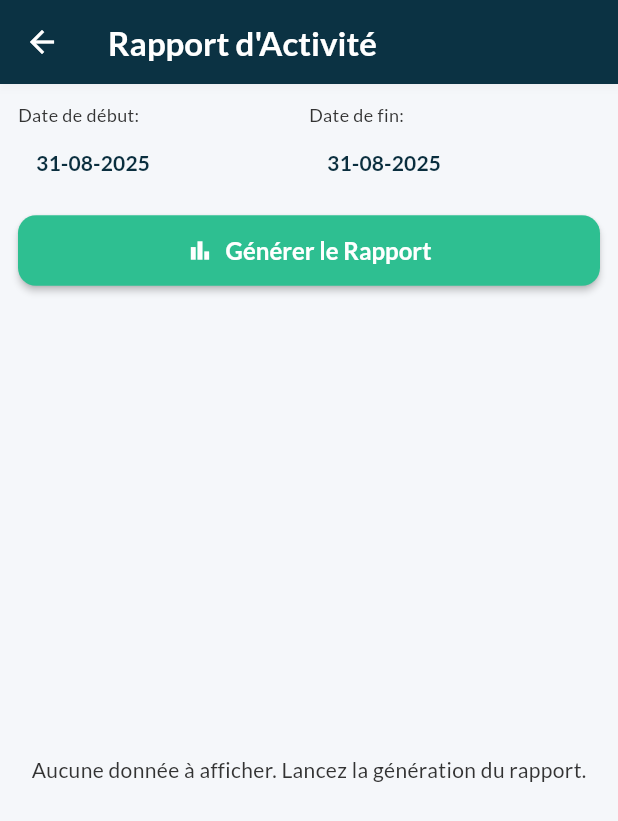
After one commit to airm5500/prestige_app, a Flutter app: the RapportActiviteScreen screen opened directly, on a phone screen of 412 x 824 dp. The commit adds this screen. Shown: the top 821 px of the screen. Run offline on Flutter 3.47's test engine with Material 3 defaults, Android fonts, the phone set to English and light mode, and no system bars; our stand-ins replace csv, fl_chart, fluttertoast, google_fonts, pdf, printing and 2 more; accounts and stored records are empty; network calls fail.

Commit message:
rapport activité

```diff
--- /dev/null
+++ b/lib/models/achat_recap_model.dart
@@ -0,0 +1,24 @@
+// lib/models/achat_recap_model.dart
+
+class AchatRecap {
+  final double montantHT;
+  final String libelleGroupeGrossiste;
+  final double montantTTC;
+  final double montantTVA;
+
+  AchatRecap({
+    required this.montantHT,
+    required this.libelleGroupeGrossiste,
+    required this.montantTTC,
+    required this.montantTVA,
+  });
+
+  factory AchatRecap.fromJson(Map<String, dynamic> json) {
+    return AchatRecap(
+      montantHT: (json['montantHT'] as num?)?.toDouble() ?? 0.0,
+      libelleGroupeGrossiste: json['libelleGroupeGrossiste'] as String? ?? 'N/A',
+      montantTTC: (json['montantTTC'] as num?)?.toDouble() ?? 0.0,
+      montantTVA: (json['montantTVA'] as num?)?.toDouble() ?? 0.0,
+    );
+  }
+}
--- /dev/null
+++ b/lib/models/credit_recap_model.dart
@@ -0,0 +1,48 @@
+// lib/models/credit_recap_model.dart
+
+class CreditRecap {
+  final String typeTiersPayant;
+  final String tiersPayant;
+  final int nbreClients;
+  final int nbreBons;
+  final double montant;
+
+  CreditRecap({
+    required this.typeTiersPayant,
+    required this.tiersPayant,
+    required this.nbreClients,
+    required this.nbreBons,
+    required this.montant,
+  });
+
+  factory CreditRecap.fromJson(Map<String, dynamic> json) {
+    return CreditRecap(
+      typeTiersPayant: json['libelleTypeTiersPayant'] as String? ?? 'N/A',
+      tiersPayant: json['libelleTiersPayant'] as String? ?? 'N/A',
+      nbreClients: (json['nbreClient'] as num?)?.toInt() ?? 0,
+      nbreBons: (json['nbreBons'] as num?)?.toInt() ?? 0,
+      montant: (json['montant'] as num?)?.toDouble() ?? 0.0,
+    );
+  }
+}
+
+class CreditTotalsRecap {
+  final int totalClients;
+  final int totalBons;
+  final double totalMontant;
+
+  CreditTotalsRecap({
+    required this.totalClients,
+    required this.totalBons,
+    required this.totalMontant,
+  });
+
+  // CORRECTION: Le modèle est ajusté pour un objet simple, pas une liste
+  factory CreditTotalsRecap.fromJson(Map<String, dynamic> json) {
+    return CreditTotalsRecap(
+      totalClients: (json['nbreClient'] as num?)?.toInt() ?? 0,
+      totalBons: (json['nbreBons'] as num?)?.toInt() ?? 0,
+      totalMontant: (json['montant'] as num?)?.toDouble() ?? 0.0,
+    );
+  }
+}
--- /dev/null
+++ b/lib/models/dashboard_recap_model.dart
@@ -0,0 +1,51 @@
+// lib/models/dashboard_recap_model.dart
+
+import 'achat_recap_model.dart';
+import 'reglement_type_recap_model.dart';
+
+class DashboardRecap {
+  final double montantTtc;
+  final double montantHt;
+  final double marge;
+  final double montantCredit;
+  final double montantRegle;
+  final double montantTVA;
+  final double ratio;
+  final List<AchatRecap> achats;
+  final List<ReglementTypeRecap> reglements;
+  final List<dynamic> mvtsCaisse; // Gardé générique pour le moment
+
+  DashboardRecap({
+    required this.montantTtc,
+    required this.montantHt,
+    required this.marge,
+    required this.montantCredit,
+    required this.montantRegle,
+    required this.montantTVA,
+    required this.ratio,
+    required this.achats,
+    required this.reglements,
+    required this.mvtsCaisse,
+  });
+
+  factory DashboardRecap.fromJson(Map<String, dynamic> json) {
+    return DashboardRecap(
+      montantTtc: (json['montantTTC'] as num?)?.toDouble() ?? 0.0,
+      montantHt: (json['montantHT'] as num?)?.toDouble() ?? 0.0,
+      marge: (json['marge'] as num?)?.toDouble() ?? 0.0,
+      montantCredit: (json['montantCredit'] as num?)?.toDouble() ?? 0.0,
+      montantRegle: (json['montantRegle'] as num?)?.toDouble() ?? 0.0,
+      montantTVA: (json['montantTotalTVA'] as num?)?.toDouble() ?? 0.0,
+      ratio: (json['ratio'] as num?)?.toDouble() ?? 0.0,
+      achats: (json['achats'] as List<dynamic>?)
+          ?.map((item) => AchatRecap.fromJson(item))
+          .toList() ??
+          [],
+      reglements: (json['reglements'] as List<dynamic>?)
+          ?.map((item) => ReglementTypeRecap.fromJson(item))
+          .toList() ??
+          [],
+      mvtsCaisse: json['mvtsCaisse'] as List<dynamic>? ?? [],
+    );
+  }
+}
--- /dev/null
+++ b/lib/models/reglement_recap_model.dart
@@ -0,0 +1,24 @@
+// lib/models/reglement_recap_model.dart
+
+class ReglementRecap {
+  final String type;
+  final String description;
+  final String reference;
+  final double montant;
+
+  ReglementRecap({
+    required this.type,
+    required this.description,
+    required this.reference,
+    required this.montant,
+  });
+
+  factory ReglementRecap.fromJson(Map<String, dynamic> json) {
+    return ReglementRecap(
+      type: json['type'] as String? ?? 'N/A',
+      description: json['description'] as String? ?? 'N/A',
+      reference: json['reference'] as String? ?? '',
+      montant: (json['montant'] as num?)?.toDouble() ?? 0.0,
+    );
+  }
+}
--- /dev/null
+++ b/lib/models/reglement_type_recap_model.dart
@@ -0,0 +1,18 @@
+// lib/models/reglement_type_recap_model.dart
+
+class ReglementTypeRecap {
+  final String libelle;
+  final double montant;
+
+  ReglementTypeRecap({
+    required this.libelle,
+    required this.montant,
+  });
+
+  factory ReglementTypeRecap.fromJson(Map<String, dynamic> json) {
+    return ReglementTypeRecap(
+      libelle: json['libelle'] as String? ?? 'N/A',
+      montant: (json['montant'] as num?)?.toDouble() ?? 0.0,
+    );
+  }
+}
--- /dev/null
+++ b/lib/screens/rapport_activite_screen.dart
@@ -0,0 +1,273 @@
+// lib/screens/rapport_activite_screen.dart
+
+import 'package:flutter/material.dart';
+import 'package:intl/intl.dart';
+import 'package:prestige_app/models/achat_recap_model.dart';
+import 'package:prestige_app/models/credit_recap_model.dart';
+import 'package:prestige_app/models/dashboard_recap_model.dart';
+import 'package:prestige_app/models/reglement_recap_model.dart';
+import 'package:prestige_app/models/reglement_type_recap_model.dart';
+import '../utils/constants.dart';
+import '../utils/date_formatter.dart';
+import '../ui_helpers/base_screen_logic.dart';
+
+class RapportActiviteScreen extends StatefulWidget {
+  const RapportActiviteScreen({super.key});
+
+  @override
+  State<RapportActiviteScreen> createState() => _RapportActiviteScreenState();
+}
+
+class _RapportActiviteScreenState extends State<RapportActiviteScreen> with BaseScreenLogic<RapportActiviteScreen> {
+  DateTime _startDate = DateFormatter.getDefaultStartDate();
+  DateTime _endDate = DateFormatter.getDefaultEndDate();
+
+  DashboardRecap? _dashboardData;
+  List<CreditRecap> _credits = [];
+  CreditTotalsRecap? _creditTotals;
+  List<ReglementRecap> _reglements = [];
+
+  Future<void> _loadRapport() async {
+    // MODIFICATION: Activation manuelle du loader
+    setState(() {
+      isLoading = true;
+      _dashboardData = null;
+      _credits = [];
+      _creditTotals = null;
+      _reglements = [];
+      errorMessage = null;
+    });
+
+    try {
+      final queryParams = {
+        'dtStart': DateFormatter.toApiFormat(_startDate),
+        'dtEnd': DateFormatter.toApiFormat(_endDate),
+      };
+
+      final results = await Future.wait([
+        apiGet(AppConstants.dashboardRecapEndpoint, queryParams: queryParams),
+        apiGet(AppConstants.creditsRecapEndpoint, queryParams: queryParams),
+        apiGet(AppConstants.creditTotalsRecapEndpoint, queryParams: queryParams),
+        apiGet(AppConstants.reglementsRecapEndpoint, queryParams: queryParams),
+      ]);
+
+      if (mounted) {
+        setState(() {
+          if (results[0] is Map && results[0]['data'] is Map) {
+            _dashboardData = DashboardRecap.fromJson(results[0]['data']);
+          }
+          if (results[1] is Map && results[1]['data'] is List) {
+            _credits = (results[1]['data'] as List).map((item) => CreditRecap.fromJson(item)).toList();
+          }
+          if (results[2] is Map) {
+            _creditTotals = CreditTotalsRecap.fromJson(results[2] as Map<String, dynamic>);
+          }
+          if (results[3] is Map && results[3]['data'] is List) {
+            _reglements = (results[3]['data'] as List).map((item) => ReglementRecap.fromJson(item)).toList();
+          }
+        });
+      }
+    } catch (e) {
+      if(mounted) {
+        setState(() {
+          errorMessage = e.toString().replaceFirst("Exception: ", "");
+        });
+      }
+    } finally {
+      if(mounted) {
+        setState(() => isLoading = false);
+      }
+    }
+  }
+
+  @override
+  Widget build(BuildContext context) {
+    return Scaffold(
+      appBar: AppBar(title: const Text("Rapport d'Activité")),
+      body: Column(
+        children: [
+          Padding(
+            padding: const EdgeInsets.all(12.0),
+            child: Column(
+              children: [
+                _buildDatePicker(context),
+                const SizedBox(height: 10),
+                ElevatedButton.icon(
+                  icon: const Icon(Icons.bar_chart),
+                  label: const Text('Générer le Rapport'),
+                  onPressed: isLoading ? null : _loadRapport,
+                  style: ElevatedButton.styleFrom(minimumSize: const Size.fromHeight(45)),
+                ),
+              ],
+            ),
+          ),
+          if (isLoading)
+            const Expanded(child: Center(child: CircularProgressIndicator()))
+          else if (errorMessage != null)
+            Expanded(child: Center(child: Text(errorMessage!, style: const TextStyle(color: Colors.red))))
+          else if (_dashboardData == null && _credits.isEmpty && _reglements.isEmpty)
+              const Expanded(child: Center(child: Text('Aucune donnée à afficher. Lancez la génération du rapport.')))
+            else
+              Expanded(
+                child: SingleChildScrollView(
+                  padding: const EdgeInsets.symmetric(horizontal: 12.0),
+                  child: Column(
+                    children: [
+                      if (_dashboardData != null) _buildDashboardSection(_dashboardData!),
+                      if (_credits.isNotEmpty) _buildCreditsSection(_credits, _creditTotals),
+                      if (_reglements.isNotEmpty) _buildReglementsSection(_reglements),
+                    ],
+                  ),
+                ),
+              ),
+        ],
+      ),
+    );
+  }
+
+  Widget _buildDashboardSection(DashboardRecap data) {
+    final currencyFormat = NumberFormat.currency(locale: 'fr_FR', symbol: 'FCFA', decimalDigits: 0);
+    return _buildSectionCard(
+      title: "Vue d'ensemble de la journée",
+      child: Column(
+        crossAxisAlignment: CrossAxisAlignment.start,
+        children: [
+          _buildDetailRow("Montant Total TTC:", currencyFormat.format(data.montantTtc)),
+          _buildDetailRow("Montant Total HT:", currencyFormat.format(data.montantHt)),
+          _buildDetailRow("Montant Total TVA:", currencyFormat.format(data.montantTVA)),
+          _buildDetailRow("Marge brute:", currencyFormat.format(data.marge)),
+          _buildDetailRow("Ratio:", data.ratio.toStringAsFixed(2)),
+          _buildDetailRow("Montant Crédit:", currencyFormat.format(data.montantCredit)),
+          _buildDetailRow("Montant Réglé:", currencyFormat.format(data.montantRegle)),
+
+          const Divider(),
+          const Text("Détail des Règlements", style: TextStyle(fontWeight: FontWeight.bold)),
+          ...data.reglements.map((r) => _buildDetailRow("${r.libelle}:", currencyFormat.format(r.montant))).toList(),
+
+          const Divider(),
+          const Text("Achats du jour", style: TextStyle(fontWeight: FontWeight.bold)),
+          ...data.achats.map((a) => _buildDetailRow("${a.libelleGroupeGrossiste}:", currencyFormat.format(a.montantTTC))).toList(),
+
+          const Divider(),
+          const Text("Mouvements de caisse", style: TextStyle(fontWeight: FontWeight.bold)),
+          ...data.mvtsCaisse.map((mvt) => _buildDetailRow("${mvt['libelle']}:", currencyFormat.format(mvt['montant']))).toList(),
+
+        ],
+      ),
+    );
+  }
+
+  Widget _buildCreditsSection(List<CreditRecap> credits, CreditTotalsRecap? totals) {
+    final currencyFormat = NumberFormat.currency(locale: 'fr_FR', symbol: 'FCFA', decimalDigits: 0);
+    return _buildSectionCard(
+      title: "Crédits Accordés",
+      child: Column(
+        children: [
+          ...credits.map((c) => _buildDetailRow('${c.tiersPayant}:', currencyFormat.format(c.montant))).toList(),
+          if (totals != null) ...[
+            const Divider(),
+            _buildDetailRow("Nombre total de clients:", totals.totalClients.toString()),
+            _buildDetailRow("Nombre total de bons:", totals.totalBons.toString()),
+            _buildDetailRow("Montant total des crédits:", currencyFormat.format(totals.totalMontant), isBold: true),
+          ]
+        ],
+      ),
+    );
+  }
+
+  Widget _buildReglementsSection(List<ReglementRecap> reglements) {
+    final currencyFormat = NumberFormat.currency(locale: 'fr_FR', symbol: 'FCFA', decimalDigits: 0);
+    return _buildSectionCard(
+      title: "Détail des Règlements Reçus",
+      child: Column(
+        children: reglements
+            .map((r) => _buildDetailRow('${r.description} (${r.reference}):', currencyFormat.format(r.montant)))
+            .toList(),
+      ),
+    );
+  }
+
+  Widget _buildSectionCard({required String title, required Widget child}) {
+    return Card(
+      margin: const EdgeInsets.only(bottom: 16),
+      child: Padding(
+        padding: const EdgeInsets.all(12.0),
+        child: Column(
+          crossAxisAlignment: CrossAxisAlignment.start,
+          children: [
+            Text(title, style: const TextStyle(fontSize: 18, fontWeight: FontWeight.bold)),
+            const SizedBox(height: 8),
+            child,
+          ],
+        ),
+      ),
+    );
+  }
+
+  Widget _buildDetailRow(String label, String value, {bool isBold = false}) {
+    return Padding(
+      padding: const EdgeInsets.symmetric(vertical: 4.0),
+      child: Row(
+        mainAxisAlignment: MainAxisAlignment.spaceBetween,
+        children: [
+          Expanded(child: Text(label)),
+          Text(value, style: TextStyle(fontWeight: isBold ? FontWeight.bold : FontWeight.normal)),
+        ],
+      ),
+    );
+  }
+
+  Future<void> _selectDate(BuildContext context, bool isStartDate) async {
+    final DateTime? picked = await showDatePicker(
+      context: context,
+      initialDate: isStartDate ? _startDate : _endDate,
+      firstDate: DateTime(2000),
+      lastDate: DateTime(2101),
+      locale: const Locale('fr', 'FR'),
+    );
+    if (picked != null) {
+      if (mounted) {
+        setState(() {
+          if (isStartDate) {
+            _startDate = picked;
+            if (_endDate.isBefore(_startDate)) _endDate = _startDate;
+          } else {
+            _endDate = picked;
+            if (_startDate.isAfter(_endDate)) _startDate = _endDate;
+          }
+        });
+      }
+    }
+  }
+
+  Widget _buildDatePicker(BuildContext context) {
+    return Row(
+      children: [
+        Expanded(
+          child: Column(
+            crossAxisAlignment: CrossAxisAlignment.start,
+            children: [
+              const Text("Date de début:", style: TextStyle(fontSize: 12)),
+              TextButton(
+                onPressed: () => _selectDate(context, true),
+                child: Text(DateFormatter.toDisplayFormat(_startDate), style: TextStyle(color: Theme.of(context).primaryColor, fontWeight: FontWeight.bold)),
+              ),
+            ],
+          ),
+        ),
+        Expanded(
+          child: Column(
+            crossAxisAlignment: CrossAxisAlignment.start,
+            children: [
+              const Text("Date de fin:", style: TextStyle(fontSize: 12)),
+              TextButton(
+                onPressed: () => _selectDate(context, false),
+                child: Text(DateFormatter.toDisplayFormat(_endDate), style: TextStyle(color: Theme.of(context).primaryColor, fontWeight: FontWeight.bold)),
+              ),
+            ],
+          ),
+        ),
+      ],
+    );
+  }
+}
--- a/lib/utils/constants.dart
+++ b/lib/utils/constants.dart
@@ -56,6 +56,10 @@ class AppConstants {
   static const String suggestionUpdateQteEndpoint = '/suggestion/item/update-qte-cmde';
   static const String suggestionDeleteItemEndpoint = '/suggestion/item';
   static const String suggestionDeleteEndpoint = '/suggestion/suggestion';
+  static const String dashboardRecapEndpoint = '/recap/dashboard';
+  static const String creditsRecapEndpoint = '/recap/credits';
+  static const String creditTotalsRecapEndpoint = '/recap/credits/totaux';
+  static const String reglementsRecapEndpoint = '/recap/reglements';
 
   // Default Values
   static const String defaultLocalIp = '';
```
Also changed, not shown: lib/screens/home_screen.dart (+24 -21 lines).
